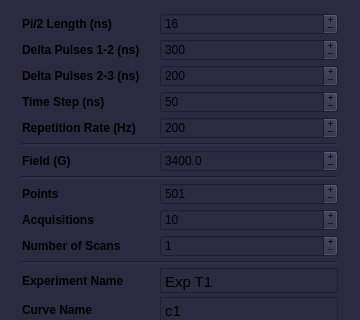
First picture: the form in atomize/control_center/gui/t1_main_window.ui, repository Anatoly1010/Atomize_NIOCH, before the edit; both pictures show x 0 to 360 and y 0 to 320 of the 360 by 500 pixel window.
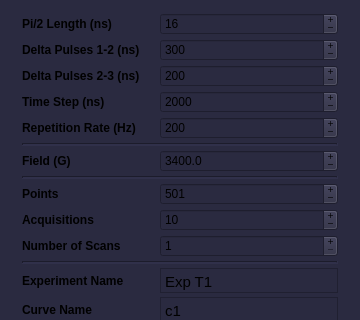
Second picture: the form after the edit.

Patch:
```diff
--- a/atomize/control_center/gui/t1_main_window.ui
+++ b/atomize/control_center/gui/t1_main_window.ui
@@ -392,7 +392,7 @@
          <number>2</number>
         </property>
         <property name="value">
-         <number>50</number>
+         <number>2000</number>
         </property>
        </widget>
       </item>
```
Left out of the diff: 18 changed lines with no effect on the pictures.
